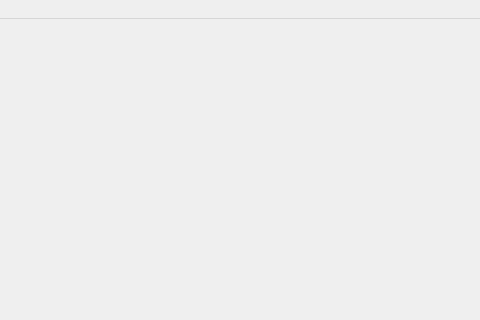
Qt form growbox_control_desktop_app1/growboxcontrol.ui (wojtron2/Desktop_QT_app_box) before a commit; both pictures show x 160 to 640 and y 0 to 320 of the 800 by 600 pixel window.
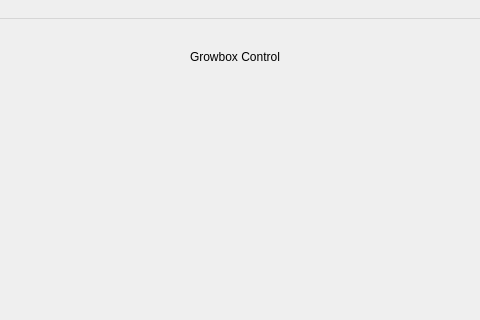
The same form after that commit.

The edit to the form file:
```diff
--- a/growbox_control_desktop_app1/growboxcontrol.ui
+++ b/growbox_control_desktop_app1/growboxcontrol.ui
@@ -53,6 +53,19 @@
           <string>Connection state:</string>
          </property>
         </widget>
+        <widget class="QLabel" name="label_6">
+         <property name="geometry">
+          <rect>
+           <x>330</x>
+           <y>10</y>
+           <width>101</width>
+           <height>16</height>
+          </rect>
+         </property>
+         <property name="text">
+          <string>Growbox Control</string>
+         </property>
+        </widget>
        </widget>
        <widget class="QWidget" name="pageInfo">
         <widget class="QLabel" name="label_2">
```
